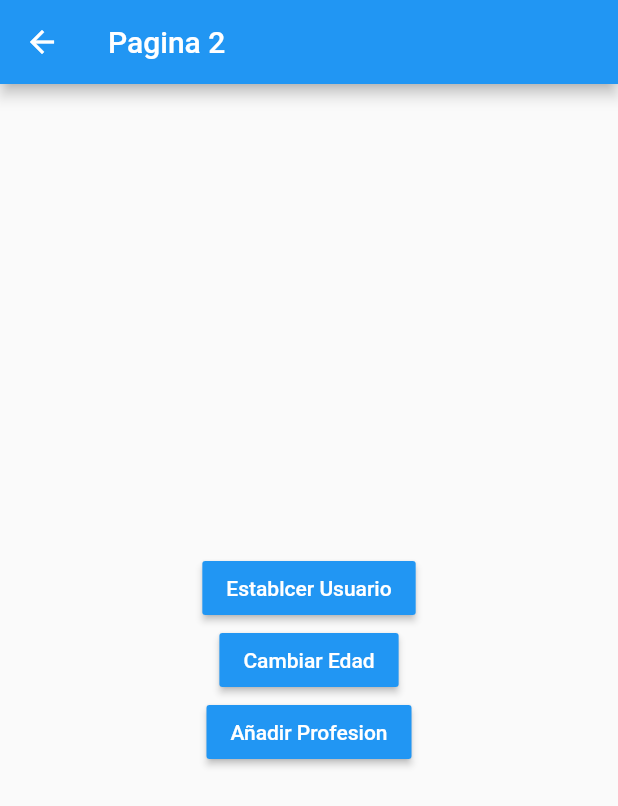
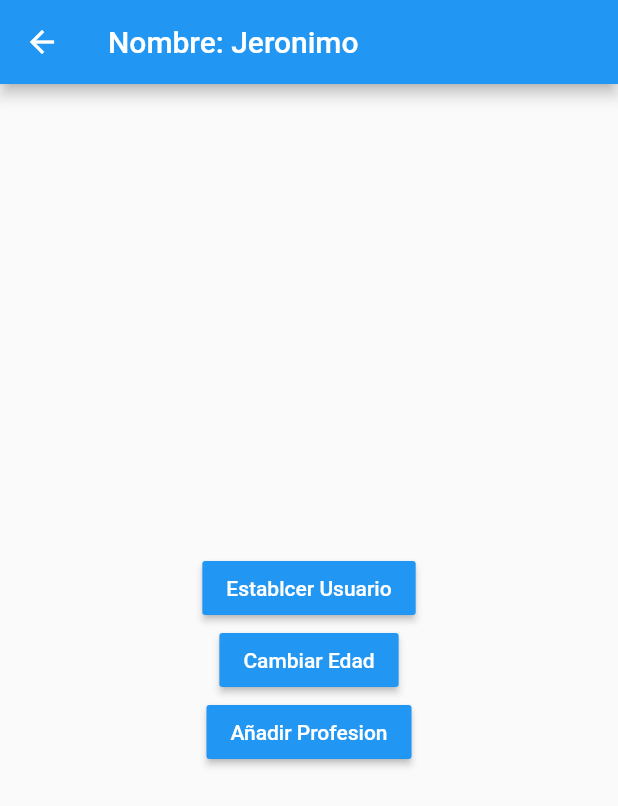
Before and after one commit to JeronimoRepetto/state_proyect, a Flutter app: the PageTwoPage screen opened by its route, after a tap on "Establcer Usuario", on a phone screen of 412 x 824 dp. Shown: the top 806 px of the screen. Run offline on Flutter 3.47's test engine with Material 2 defaults, Android fonts, the phone set to English and light mode, and no system bars; accounts and stored records are empty.

```diff
--- a/lib/model/user.dart
+++ b/lib/model/user.dart
@@ -1,7 +1,8 @@
 class User {
   String? nombre;
-  String? edad;
+  int? edad;
   List<String>? profesiones;
 
-  User({this.nombre, this.edad, this.profesiones});
+  User({required this.nombre, required this.edad, this.profesiones})
+      : assert(nombre != null);
 }
--- a/lib/pages/page_one.dart
+++ b/lib/pages/page_one.dart
@@ -1,4 +1,6 @@
 import 'package:flutter/material.dart';
+import 'package:states/model/user.dart';
+import 'package:states/services/user_service.dart';
 
 class PageOnePage extends StatelessWidget {
   const PageOnePage({Key? key}) : super(key: key);
@@ -9,9 +11,18 @@ class PageOnePage extends StatelessWidget {
       appBar: AppBar(
         title: Text('Pagina 1'),
       ),
-      body: InformacionUsuario(),
+      body: StreamBuilder(
+        stream: userService.userStream,
+        builder: (BuildContext context, AsyncSnapshot<User> snapshot) {
+          return snapshot.hasData
+              ? InformacionUsuario(snapshot.data)
+              : const Center(
+            child: Text('No hay informacion del usuario'),
+          );
+        },
+      ),
       floatingActionButton: FloatingActionButton(
-        child: Icon(Icons.forward),
+        child: const Icon(Icons.forward),
         onPressed: () => Navigator.pushNamed(context, 'page_two'),
       ),
     );
@@ -19,38 +30,42 @@ class PageOnePage extends StatelessWidget {
 }
 
 class InformacionUsuario extends StatelessWidget {
+  final User? user;
+
+  const InformacionUsuario(this.user);
+
   @override
   Widget build(BuildContext context) {
     return Container(
       height: double.infinity,
       width: double.infinity,
-      padding: EdgeInsets.all(20),
+      padding: const EdgeInsets.all(20),
       child: Column(
         crossAxisAlignment: CrossAxisAlignment.start,
-        children: const [
-          Text(
+        children: [
+          const Text(
             'General',
             style: TextStyle(fontSize: 18, fontWeight: FontWeight.bold),
           ),
           Divider(),
           ListTile(
-            title: Text("Nombre: "),
+            title: Text("Nombre: ${user!.nombre}"),
           ),
           ListTile(
-            title: Text("Edad: "),
+            title: Text("Edad: ${user!.edad} "),
           ),
-          Text(
+          const Text(
             'Profesiones',
             style: TextStyle(fontSize: 18, fontWeight: FontWeight.bold),
           ),
-          Divider(),
-          ListTile(
+          const Divider(),
+          const ListTile(
             title: Text("Profesion 1: "),
           ),
-          ListTile(
+          const ListTile(
             title: Text("Profesion 2: "),
           ),
-          ListTile(
+          const ListTile(
             title: Text("Profesion 3: "),
           ),
         ],
--- a/lib/pages/page_two.dart
+++ b/lib/pages/page_two.dart
@@ -1,4 +1,6 @@
 import 'package:flutter/material.dart';
+import 'package:states/model/user.dart';
+import 'package:states/services/user_service.dart';
 
 class PageTwoPage extends StatelessWidget {
   const PageTwoPage({Key? key}) : super(key: key);
@@ -7,7 +9,14 @@ class PageTwoPage extends StatelessWidget {
   Widget build(BuildContext context) {
     return Scaffold(
       appBar: AppBar(
-        title: Text('Pagina 2'),
+        title: StreamBuilder(
+          stream: userService.userStream,
+          builder: (context, AsyncSnapshot<User> snapshot) {
+            return snapshot.hasData
+                ? Text("Nombre: ${snapshot.data!.nombre}")
+                : const Text('Pagina 2');
+          },
+        ),
       ),
       body: Center(
           child: Column(
@@ -15,21 +24,25 @@ class PageTwoPage extends StatelessWidget {
         children: [
           MaterialButton(
               color: Colors.blue,
-              child: Text(
+              child: const Text(
                 'Establcer Usuario',
                 style: TextStyle(color: Colors.white),
               ),
-              onPressed: () {}),
+              onPressed: () {
+                userService.setUser(User(nombre: 'Jeronimo', edad: 30));
+              }),
           MaterialButton(
               color: Colors.blue,
-              child: Text(
+              child: const Text(
                 'Cambiar Edad',
                 style: TextStyle(color: Colors.white),
               ),
-              onPressed: () {}),
+              onPressed: () {
+                userService.changeAge(35);
+              }),
           MaterialButton(
               color: Colors.blue,
-              child: Text(
+              child: const Text(
                 'Añadir Profesion',
                 style: TextStyle(color: Colors.white),
               ),
--- /dev/null
+++ b/lib/services/user_service.dart
@@ -0,0 +1,30 @@
+import 'dart:async';
+
+import 'package:states/model/user.dart';
+
+class _UserService {
+  final StreamController<User> _userStreamController =
+      StreamController<User>.broadcast();
+
+  User? _user;
+  User? get user => _user;
+
+  Stream<User> get userStream => _userStreamController.stream;
+  bool get userExist => (_user != null) ? true : false;
+
+  void setUser(User user) {
+    _user = user;
+    _userStreamController.add(_user!);
+  }
+
+  void changeAge(int edad) {
+    _user!.edad = edad;
+    _userStreamController.add(_user!);
+  }
+
+  dispose(){
+    _userStreamController.close();
+  }
+}
+
+final userService = _UserService();
```
